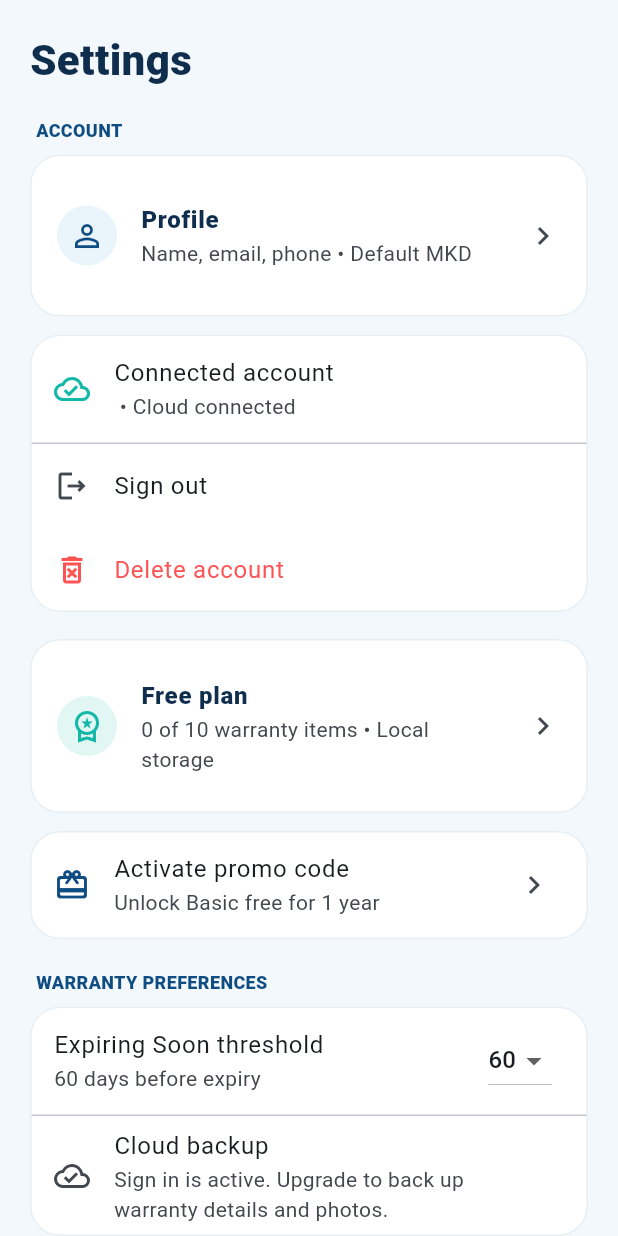
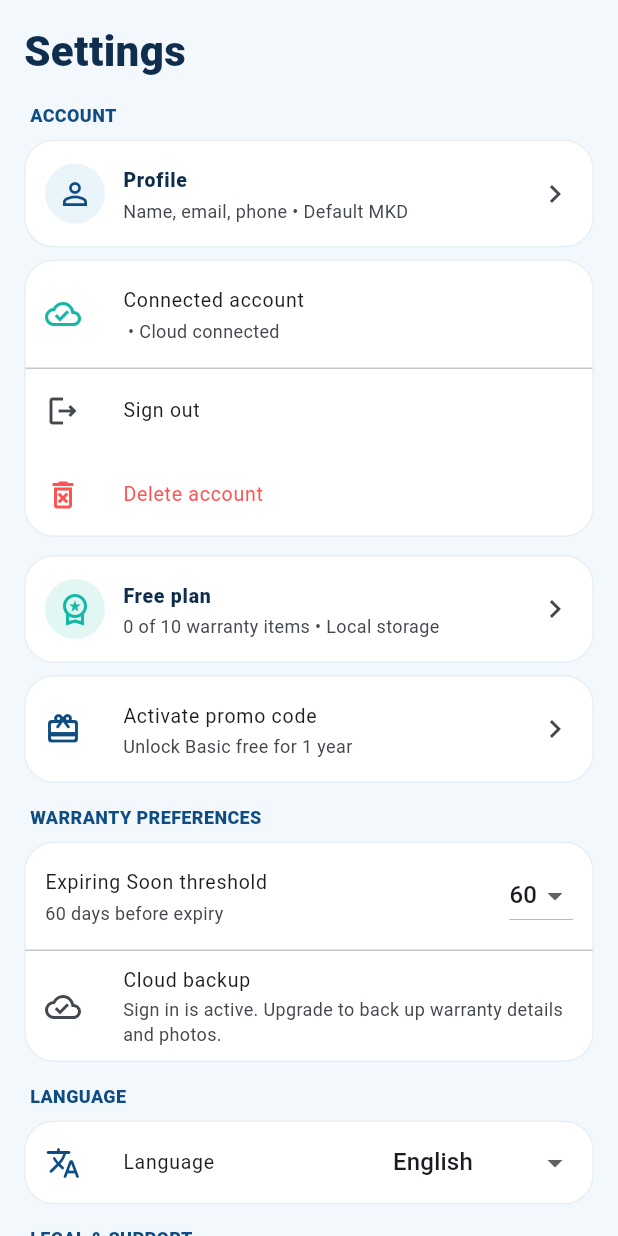
Before and after one commit to bokimmkd/warrantycave-android, a Flutter app: the SettingsScreen widget shown alone on an empty page, opened directly with empty values, on a phone screen of 412 x 824 dp. Run offline on Flutter 3.47's test engine with Material 3 defaults, Android fonts, the phone set to English and light mode, and no system bars; our stand-ins replace cloud_firestore, firebase_auth, firebase_core, flutter_local_notifications, flutter_timezone, google_mobile_ads and 7 more; missing offline and left inert: mobile_scanner; accounts and stored records are empty; network calls fail.

Commit message:
Compact and align Settings layout

```diff
--- a/lib/presentation/screens/settings_screen.dart
+++ b/lib/presentation/screens/settings_screen.dart
@@ -284,11 +284,19 @@ class _SettingsScreenState extends State<SettingsScreen>
     final app = context.watch<AppController>();
     final s = app.settings;
     return SafeArea(
-      child: RefreshIndicator(
-        onRefresh: app.refreshCloud,
-        child: ListView(
+      child: ListTileTheme(
+        data: const ListTileThemeData(
+          contentPadding: EdgeInsets.symmetric(horizontal: 14, vertical: 4),
+          minLeadingWidth: 40,
+          horizontalTitleGap: 12,
+          minVerticalPadding: 6,
+          dense: true,
+        ),
+        child: RefreshIndicator(
+          onRefresh: app.refreshCloud,
+          child: ListView(
           physics: const AlwaysScrollableScrollPhysics(),
-          padding: const EdgeInsets.all(20),
+          padding: const EdgeInsets.fromLTRB(16, 14, 16, 20),
           children: [
             Text(
               context.l10n.text('settings'),
@@ -298,11 +306,10 @@ class _SettingsScreenState extends State<SettingsScreen>
                 color: caveNavy,
               ),
             ),
-            const SizedBox(height: 18),
+            const SizedBox(height: 14),
             _Label(context.l10n.text('account')),
             Card(
               child: ListTile(
-                contentPadding: const EdgeInsets.all(18),
                 leading: const CircleAvatar(
                   backgroundColor: AppColors.softBlue,
                   child: Icon(Icons.person_outline, color: caveBlue),
@@ -337,7 +344,7 @@ class _SettingsScreenState extends State<SettingsScreen>
               ),
             ),
             if (app.signedIn) ...[
-              const SizedBox(height: 12),
+              const SizedBox(height: 8),
               Card(
                 child: Column(
                   children: [
@@ -390,10 +397,9 @@ class _SettingsScreenState extends State<SettingsScreen>
                 ),
               ),
             ],
-            const SizedBox(height: 18),
+            const SizedBox(height: 12),
             Card(
               child: ListTile(
-                contentPadding: const EdgeInsets.all(18),
                 leading: const CircleAvatar(
                   backgroundColor: Color(0xFFE2F7F4),
                   child: Icon(
@@ -430,7 +436,7 @@ class _SettingsScreenState extends State<SettingsScreen>
             if (app.signedIn &&
                 app.emailVerified &&
                 s.plan == PlanTier.free) ...[
-              const SizedBox(height: 12),
+              const SizedBox(height: 8),
               Card(
                 child: Column(
                   children: [
@@ -451,7 +457,7 @@ class _SettingsScreenState extends State<SettingsScreen>
               ),
             ],
             if (app.signedIn && s.referralCode.isNotEmpty) ...[
-              const SizedBox(height: 12),
+              const SizedBox(height: 8),
               Card(
                 child: ListTile(
                   leading: const Icon(
@@ -480,7 +486,7 @@ class _SettingsScreenState extends State<SettingsScreen>
                 ),
               ),
             ],
-            const SizedBox(height: 20),
+            const SizedBox(height: 14),
             _Label(context.l10n.text('warrantyPreferences')),
             Card(
               child: Column(
@@ -527,7 +533,7 @@ class _SettingsScreenState extends State<SettingsScreen>
                 ],
               ),
             ),
-            const SizedBox(height: 20),
+            const SizedBox(height: 14),
             _Label(context.l10n.text('language')),
             Card(
               child: ListTile(
@@ -553,7 +559,7 @@ class _SettingsScreenState extends State<SettingsScreen>
                 ),
               ),
             ),
-            const SizedBox(height: 20),
+            const SizedBox(height: 14),
             _Label(context.l10n.text('legalSupport')),
             Card(
               child: Column(
@@ -600,6 +606,7 @@ class _SettingsScreenState extends State<SettingsScreen>
               ),
             ),
           ],
+          ),
         ),
       ),
     );
```
